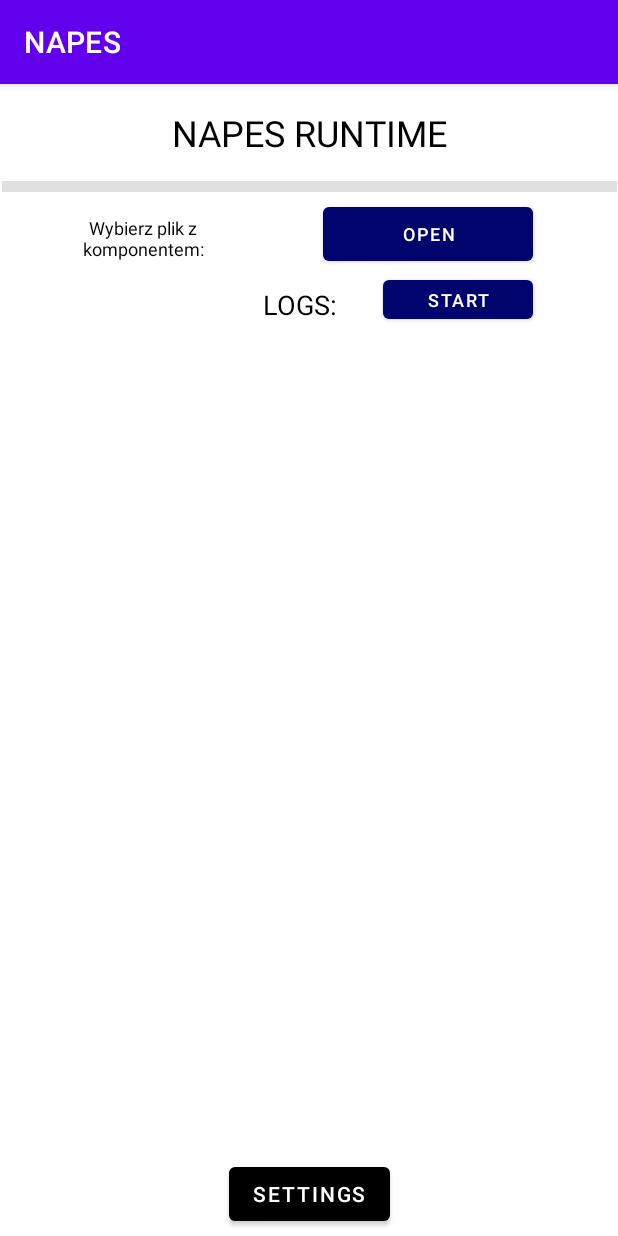
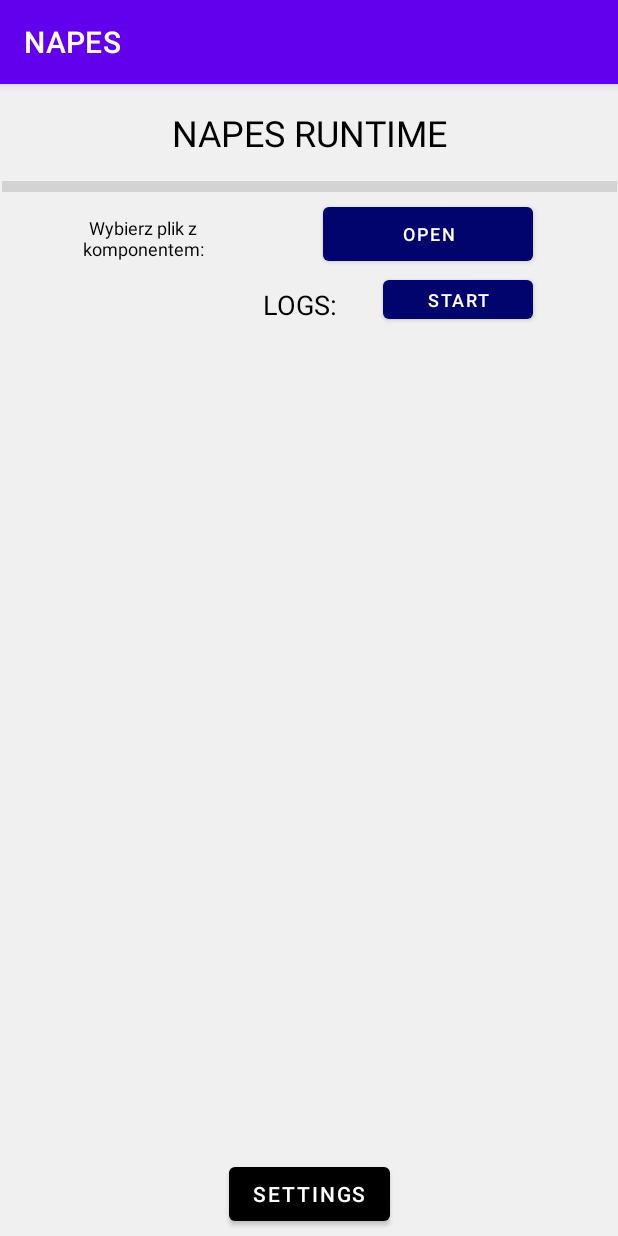
Before and after one commit to NikitaVovk/NAPES, an Android app: the screen it shows after launch (MainActivity), on a phone screen of 412 x 824 dp. Run offline under Robolectric (Android 15) with nearby library versions, the phone set to English and light mode, and no system bars; libraries missing offline, so code that uses them is left out: org.eclipse.paho.

Commit message:
SEEM WORKING FSM queue seems to be good //Checkpoint before UI changing// UI changed and LOG view was added

```diff
--- a/app/src/main/java/com/example/napes/MainActivity.java
+++ b/app/src/main/java/com/example/napes/MainActivity.java
@@ -205,8 +205,8 @@ public class MainActivity extends AppCompatActivity  {
                 System.out.println("\n\n\n");
                 System.out.println(component);
 
-                 setText("########################################" +
-                         "\n#########################################\n#########################################\n \n             Component name : " + component.getcName()+"\n\n",0xFF000000);
+                 setText("################################" +
+                         "\n#################################\n#################################\n \n             Component name : " + component.getcName()+"\n\n",0xFF000000);
             }
         }
     }
--- a/app/src/main/java/com/example/napes/SettingActivity.java
+++ b/app/src/main/java/com/example/napes/SettingActivity.java
@@ -64,7 +64,7 @@ public class SettingActivity extends AppCompatActivity {
 
                         StaticClients.getMqttCallback().setParams();
 
-                        StaticClients.getUdpClient().setParams("Test message");
+                       // StaticClients.getUdpClient().setParams("Test message");
                         StaticClients.getUdpClient().start();
                     }
                 }
--- a/app/src/main/java/com/example/napes/clients/MqttCallbackImpl.java
+++ b/app/src/main/java/com/example/napes/clients/MqttCallbackImpl.java
@@ -107,7 +107,7 @@ public class MqttCallbackImpl implements MqttCallback {
 
       //  Config.fos.write(payload.getBytes());
         //textView.append("\n"+payload);
-        mainActivity.setText("MQTT message on topic: " + topic +" ... "+payload+"\n\n", Color.rgb(108,205,192));
+        mainActivity.setText("MQTT message:\n@     Topic   >>>   " + topic +"\n@     Payload   >>>   "+payload+"\n\n", Color.rgb(51,38,38));
         Log.d(TAG, payload);
 
     }
--- a/app/src/main/java/com/example/napes/clients/UdpClient.java
+++ b/app/src/main/java/com/example/napes/clients/UdpClient.java
@@ -5,6 +5,7 @@ import android.os.Message;
 
 import com.example.napes.MainActivity;
 import com.example.napes.config.Config;
+import com.example.napes.runtime.domains.flows.Flow;
 
 import java.io.IOException;
 import java.net.DatagramPacket;
@@ -18,6 +19,7 @@ public class UdpClient extends Thread{
     String dstAddress,message="";
     int dstPort;
     private boolean running;
+    Flow flow;
 
 
     DatagramSocket socket;
@@ -29,11 +31,12 @@ public class UdpClient extends Thread{
         handler = mainActivity;
     }
 
-    public void setParams(String message) {
+    public void setParams(String message,Flow flow) {
 
         dstAddress = Config.ipAddress;
         this.message = message;
         dstPort = Config.udpPort;
+        this.flow = flow;
 
     }
 
@@ -68,7 +71,7 @@ public class UdpClient extends Thread{
             String line = new String(packet.getData(), 0, packet.getLength());
 
             System.out.println(line);
-            handler.setText("\nUDP/Arrived:"+ line+"\n", Color.GREEN);
+           handler.setText("UDP/Sent successfully packet:\n@     Flow     >>>     {"+ this.flow.getfType()+"}\n", Color.rgb(15,129,11));
 
         } catch (SocketException e) {
             e.printStackTrace();
--- a/app/src/main/java/com/example/napes/runtime/service/ServiceFlows.java
+++ b/app/src/main/java/com/example/napes/runtime/service/ServiceFlows.java
@@ -78,7 +78,8 @@ while (true){
                         StaticClients.setUdpClient(new UdpClient(handler));
                         Config.udpPort = port.getClientInfo().getEndPoint().getPort();
                         Config.ipAddress = port.getClientInfo().getEndPoint().getIP();
-                        StaticClients.getUdpClient().setParams(map.get(stateMachine.getmName())+" time: "+currentFlow.getTimeParam());
+                        StaticClients.getUdpClient().setParams("{"+handler.getComponent().getcName()+"} --- {"+stateMachine.getmName()+"} --- {"+
+                                map.get(stateMachine.getmName())+"} --- {"+currentFlow.getfType()+"}",currentFlow);
                       //  System.out.println("CONFIGURING22222");
                         try {
                             Thread.currentThread().sleep(timeOut);
@@ -127,7 +128,8 @@ while (true){
 
                         //    tcpClient.setParams(map.get(stateMachine.getmName()));
 
-                            tcpClientNIO.setMessage(map.get(stateMachine.getmName()));
+                            tcpClientNIO.setParams("{"+handler.getComponent().getcName()+"} --- {"+stateMachine.getmName()+"} --- {"+
+                                    map.get(stateMachine.getmName())+"} --- {"+currentFlow.getfType()+"}",currentFlow);
 
                             try {
                                 Thread.currentThread().sleep(timeOut);
--- a/app/src/main/java/com/example/napes/runtime/service/ServicePorts.java
+++ b/app/src/main/java/com/example/napes/runtime/service/ServicePorts.java
@@ -68,7 +68,7 @@ public class ServicePorts extends Service {
     }
     private void startServer(String pTransport, int port){
         if (pTransport.equals("T")){
-            handler.setText("\nStarting TCP server on port"+port+"...\n", Color.BLACK);
+            handler.setText("TCP server started on   >>>   "+port+"\n............................................................", Color.rgb(12,75,131));
 //            TcpServer tcpServer = new TcpServer(port,handler);
 //            tcpServer.start();
             TcpServerNIO tcpServerNIO = new TcpServerNIO(handler,port);
@@ -76,7 +76,7 @@ public class ServicePorts extends Service {
 
         }
         else if (pTransport.equals("U")){
-            handler.setText("\nStarting UDP server on port"+port+"...\n", Color.BLACK);
+            handler.setText("UDP server started on   >>>   "+port+"\n............................................................", Color.rgb(15,129,11));
             udpServer = new UdpServer(port,handler);
             udpServer.start();
         }
--- a/app/src/main/java/com/example/napes/runtime/service/ServiceStates.java
+++ b/app/src/main/java/com/example/napes/runtime/service/ServiceStates.java
@@ -155,7 +155,7 @@ public class ServiceStates extends Thread{
 
                             currentState = getStateByName(stateMachine, currentTransition.getsName());
 
-                            handler.setText("FSM: "+this.getStateMachine().getmName()+"   <------>   Current state changed to: " + currentState.getsName()+"\n",Color.rgb(14,63,84));
+                            handler.setText("FSM: "+this.getStateMachine().getmName()+"   <------>   Current state: " + currentState.getsName()+"\n",Color.rgb(14,63,84));
 
                             sa.doActions(currentTransition.getActionList());
                             System.out.println("HERE 11111111222222 "+currentState.getOnEntry().getActionList());
--- a/app/src/main/java/com/example/napes/runtime/service/servers/TcpServerNIO.java
+++ b/app/src/main/java/com/example/napes/runtime/service/servers/TcpServerNIO.java
@@ -45,7 +45,7 @@ public class TcpServerNIO extends Thread{
         serverChannel.socket().bind(listenAddress);
         serverChannel.register(this.selector, SelectionKey.OP_ACCEPT);
 
-        handler.setText("TCP server started on >> " + listenAddress, Color.RED);
+       // handler.setText("TCP server started on >> " + listenAddress, Color.RED);
         System.out.println("Server started on >> " + listenAddress);
 
         while (true) {
@@ -90,6 +90,7 @@ public class TcpServerNIO extends Thread{
         Socket socket = channel.socket();
         SocketAddress remoteAddr = socket.getRemoteSocketAddress();
         System.out.println("Connected to: " + remoteAddr);
+        handler.setText("TCP/Connected to: "+remoteAddr,Color.rgb(12,75,131));
 
         /*
          * Register channel with selector for further IO (record it for read/write
@@ -117,6 +118,6 @@ public class TcpServerNIO extends Thread{
         byte[] data = new byte[numRead];
         System.arraycopy(buffer.array(), 0, data, 0, numRead);
         System.out.println("Got: " + new String(data));
-        handler.setText("TCP/Arrived message: "+new String(data),Color.CYAN);
+        handler.setText("TCP/Arrived message:\n@     PAYLOAD     >>>     \n "+new String(data)+"\n",Color.rgb(12,75,131));
     }
 }
--- a/app/src/main/java/com/example/napes/runtime/service/servers/UdpServer.java
+++ b/app/src/main/java/com/example/napes/runtime/service/servers/UdpServer.java
@@ -54,7 +54,7 @@ public class UdpServer extends Thread {
                 int port = packet.getPort();
                 System.out.println("Request from: " + address + ":" + port);
                 System.out.println("Received data: "+ new String(packet.getData()));
-                handler.setText("UDP/Arrived message: "+ new String(packet.getData()), Color.GREEN);
+                handler.setText("UDP/Arrived message:\n@     PAYLOAD     >>>   \n "+ new String(packet.getData())+"\n", Color.rgb(15,129,11));
                 //   System.out.println(dString+" "+buf.length);
                 packet = new DatagramPacket(buf, buf.length, address, port);
                 socket.send(packet);
--- a/app/src/main/res/layout/activity_main.xml
+++ b/app/src/main/res/layout/activity_main.xml
@@ -5,6 +5,15 @@
     android:layout_width="match_parent"
     android:layout_height="match_parent"
     tools:context=".MainActivity">
+
+    <RelativeLayout
+        android:layout_width="match_parent"
+        android:layout_height="match_parent"
+        android:background="#F0F0F0"
+        tools:layout_editor_absoluteX="183dp"
+        tools:layout_editor_absoluteY="217dp">
+
+    </RelativeLayout>
 
     <Button
         android:id="@+id/startSimulation"
@@ -62,7 +71,7 @@
         android:layout_marginBottom="17dp"
         android:focusable="true"
         android:scrollbars="vertical"
-        android:textSize="14sp"
+        android:textSize="18sp"
         app:layout_constraintBottom_toTopOf="@+id/settingButton"
         app:layout_constraintEnd_toEndOf="parent"
         app:layout_constraintStart_toStartOf="parent"
```
Also changed, not shown: app/src/main/java/com/example/napes/clients/TcpClientNIO.java (+7 -2 lines), app/src/main/java/com/example/napes/runtime/service/Service.java (+10 -4 lines), app/src/main/java/com/example/napes/runtime/service/ServiceFsm.java (+8 -0 lines).
